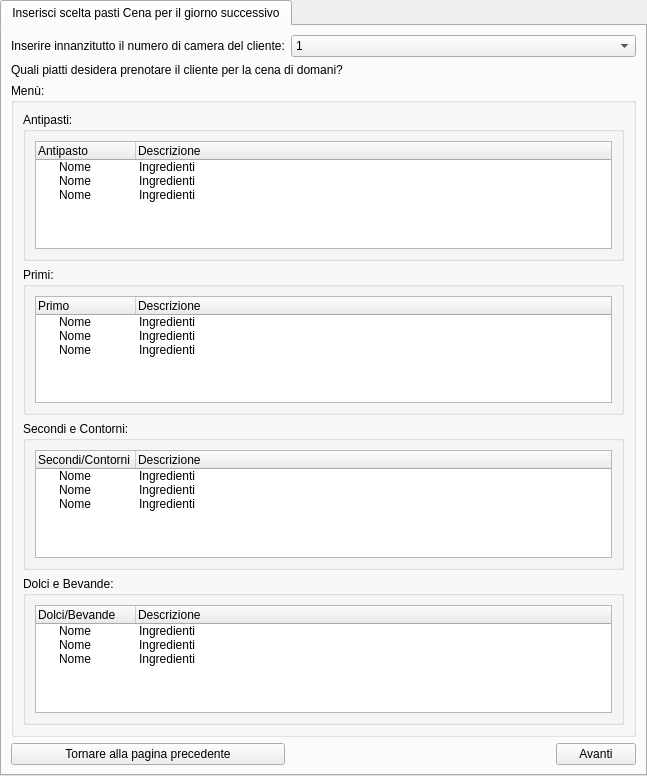
Qt form ui/Receptionist/InserisciSceltaPastiPranzoCena/InserisciSceltaPastiCenaGiornoSuccessivo.ui (mdoraz/Hotel) before a commit.
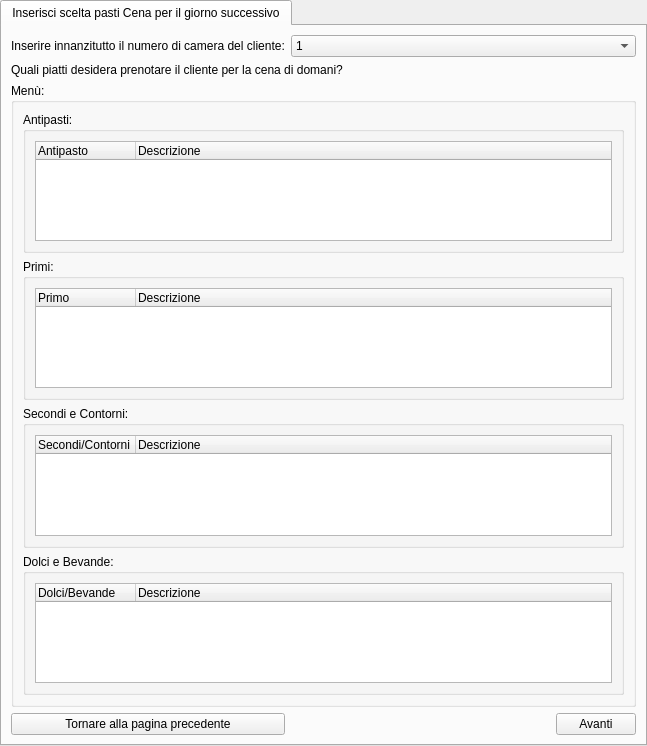
The same form after that commit.

Patch:
```diff
--- a/ui/Receptionist/InserisciSceltaPastiPranzoCena/InserisciSceltaPastiCenaGiornoSuccessivo.ui
+++ b/ui/Receptionist/InserisciSceltaPastiPranzoCena/InserisciSceltaPastiCenaGiornoSuccessivo.ui
@@ -7,7 +7,7 @@
     <x>0</x>
     <y>0</y>
     <width>647</width>
-    <height>776</height>
+    <height>746</height>
    </rect>
   </property>
   <property name="windowTitle">
@@ -73,30 +73,6 @@
               <string>Descrizione</string>
              </property>
             </column>
-            <item>
-             <property name="text">
-              <string>Nome</string>
-             </property>
-             <property name="text">
-              <string>Ingredienti</string>
-             </property>
-            </item>
-            <item>
-             <property name="text">
-              <string>Nome</string>
-             </property>
-             <property name="text">
-              <string>Ingredienti</string>
-             </property>
-            </item>
-            <item>
-             <property name="text">
-              <string>Nome</string>
-             </property>
-             <property name="text">
-              <string>Ingredienti</string>
-             </property>
-            </item>
            </widget>
           </item>
          </layout>
@@ -123,30 +99,6 @@
               <string>Descrizione</string>
              </property>
             </column>
-            <item>
-             <property name="text">
-              <string>Nome</string>
-             </property>
-             <property name="text">
-              <string>Ingredienti</string>
-             </property>
-            </item>
-            <item>
-             <property name="text">
-              <string>Nome</string>
-             </property>
-             <property name="text">
-              <string>Ingredienti</string>
-             </property>
-            </item>
-            <item>
-             <property name="text">
-              <string>Nome</string>
-             </property>
-             <property name="text">
-              <string>Ingredienti</string>
-             </property>
-            </item>
            </widget>
           </item>
          </layout>
@@ -173,30 +125,6 @@
               <string>Descrizione </string>
              </property>
             </column>
-            <item>
-             <property name="text">
-              <string>Nome</string>
-             </property>
-             <property name="text">
-              <string>Ingredienti</string>
-             </property>
-            </item>
-            <item>
-             <property name="text">
-              <string>Nome</string>
-             </property>
-             <property name="text">
-              <string>Ingredienti</string>
-             </property>
-            </item>
-            <item>
-             <property name="text">
-              <string>Nome</string>
-             </property>
-             <property name="text">
-              <string>Ingredienti</string>
-             </property>
-            </item>
            </widget>
           </item>
          </layout>
@@ -223,30 +151,6 @@
               <string>Descrizione</string>
              </property>
             </column>
-            <item>
-             <property name="text">
-              <string>Nome</string>
-             </property>
-             <property name="text">
-              <string>Ingredienti</string>
-             </property>
-            </item>
-            <item>
-             <property name="text">
-              <string>Nome</string>
-             </property>
-             <property name="text">
-              <string>Ingredienti</string>
-             </property>
-            </item>
-            <item>
-             <property name="text">
-              <string>Nome</string>
-             </property>
-             <property name="text">
-              <string>Ingredienti</string>
-             </property>
-            </item>
            </widget>
           </item>
          </layout>
```
Left out of the diff: 10 changed lines with no effect on the pictures.
